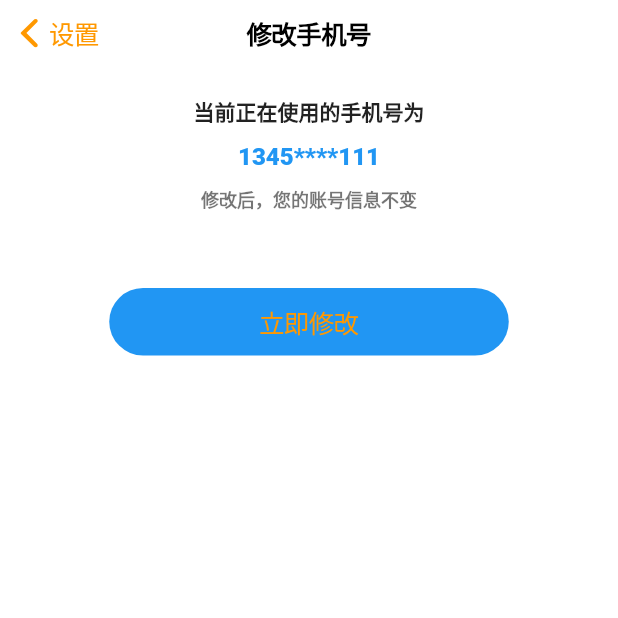
After one commit to kurosann/fixtures-app, a Flutter app: the EditPhonePage screen opened directly, on a phone screen of 412 x 824 dp, the top half of it. The commit adds this screen. Run offline on Flutter 3.47's test engine with Material 2 defaults, Android fonts, the phone set to English and light mode, and no system bars; our stand-ins replace camera, dio, flutter_rating_bar, flutter_spinkit, font_awesome_flutter, shared_preferences and 1 more; accounts and stored records are empty.

Commit message:
修改手机号、个人信息

```diff
--- a/lib/view/login/loginStyle.dart
+++ b/lib/view/login/loginStyle.dart
@@ -74,8 +74,6 @@ Icon UserClose() {
 }
 
 Padding mypaddingIcon(int type){
-
-
   return Padding(
     padding: EdgeInsets.all(12),
     child: new Icon(
--- /dev/null
+++ b/lib/view/personal/editPhone.dart
@@ -0,0 +1,90 @@
+import 'package:fixtures/view/login/loginWidget.dart';
+import 'package:fixtures/widget/baseStatefulPage.dart';
+import 'package:flutter/cupertino.dart';
+import 'package:flutter/material.dart';
+
+class EditPhonePage extends StatefulWidget {
+  static EditPhonePage? _instance;
+
+  static EditPhonePage get instance {
+    if (_instance == null) {
+      _instance = EditPhonePage();
+    }
+    return _instance!;
+  }
+
+  @override
+  State<StatefulWidget> createState() => _EditPhonePageState();
+}
+
+class _EditPhonePageState extends State<EditPhonePage> {
+  String _phoneMenber ="1345****111";
+  bool _isNext = false;
+  @override
+  Widget build(BuildContext context) {
+    return Scaffold(
+      body: CupertinoPageScaffold(
+          navigationBar: CupertinoNavigationBar(
+            previousPageTitle: '设置',
+            middle: Text("修改手机号"),
+          ),
+          child: CustomScrollView(
+            slivers: [
+              SliverSafeArea(
+                sliver: CupertinoSliverRefreshControl(
+                  onRefresh: () async {},
+                ),
+              ),
+              SliverToBoxAdapter(
+                child: Column(
+                  children: [
+                    Container(
+                      padding: EdgeInsets.only(top: 20),
+                      child: Text(
+                        '当前正在使用的手机号为',
+                        style: TextStyle(
+                          fontWeight: FontWeight.w800,
+                          fontSize: 14.0,
+                          color: Colors.black87,
+                        ),
+                      ),
+                    ),
+                    Container(
+                      padding: EdgeInsets.only(top: 10),
+                      child: Text(
+                        _phoneMenber,
+                        style: TextStyle(
+                          fontWeight: FontWeight.w800,
+                          fontSize: 16.0,
+                          color: Colors.blue,
+                        ),
+                      ),
+                    ),
+                    Container(
+                      padding: EdgeInsets.only(top: 10),
+                      child: Text(
+                        "修改后，您的账号信息不变",
+                        style: TextStyle(
+                          fontWeight: FontWeight.w800,
+                          fontSize: 12.0,
+                          color: Colors.black54,
+                        ),
+                      ),
+                    ),
+                    Container(
+                      padding: EdgeInsets.only(top: 50),
+                      child: CupertinoButton(
+                          padding: EdgeInsets.symmetric(horizontal: 100, vertical: 10),
+                          borderRadius: BorderRadius.circular(100),
+                          color: Colors.blue,
+                          child: Text("立即修改"),
+                          onPressed: (){}),
+                    )
+                  ],
+                ),
+              ),
+            ],
+          )),
+    );
+  }
+}
--- a/pubspec.yaml
+++ b/pubspec.yaml
@@ -39,6 +39,8 @@ dependencies:
   font_awesome_flutter: any
   toast: ^0.1.4
   flutter_spinkit: "^4.1.2"
+  flutter_picker: ^1.1.5 #https://pub.dev/packages/flutter_picker
+  date_format: ^1.0.8 #https://pub.dev/packages/date_format
 dev_dependencies:
   flutter_test:
     sdk: flutter
```
Also changed, not shown: lib/view/personal/editOurInfo.dart (added, +183 -0 lines), lib/view/personal/styles/myStyle.dart (added, +30 -0 lines).
